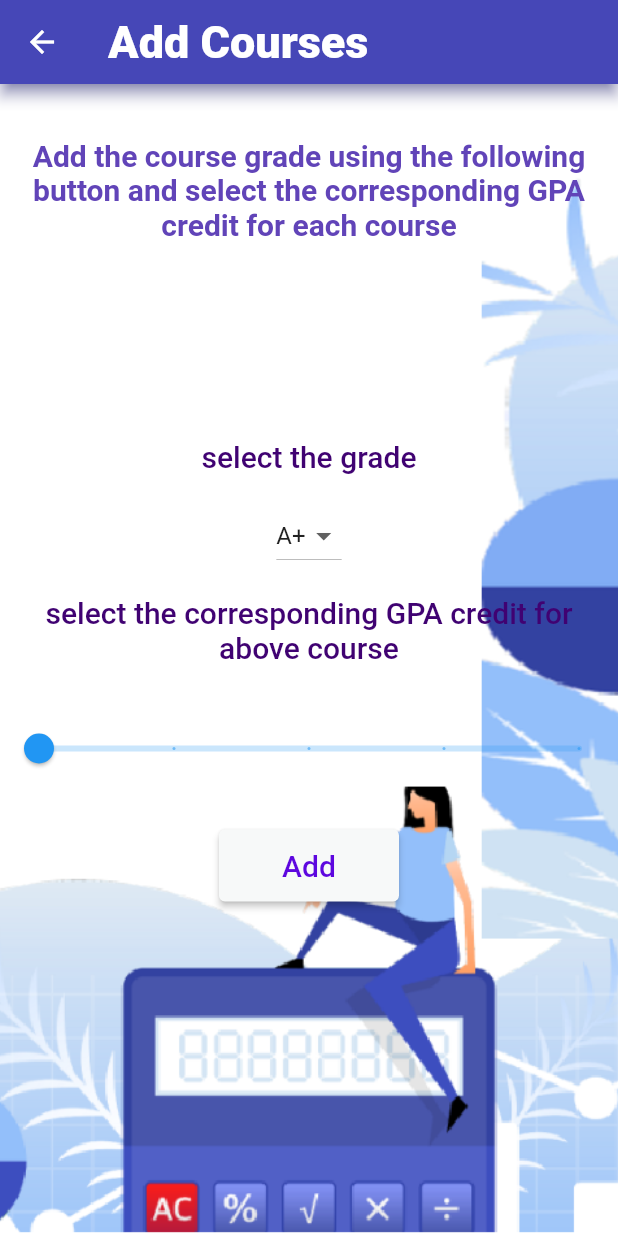
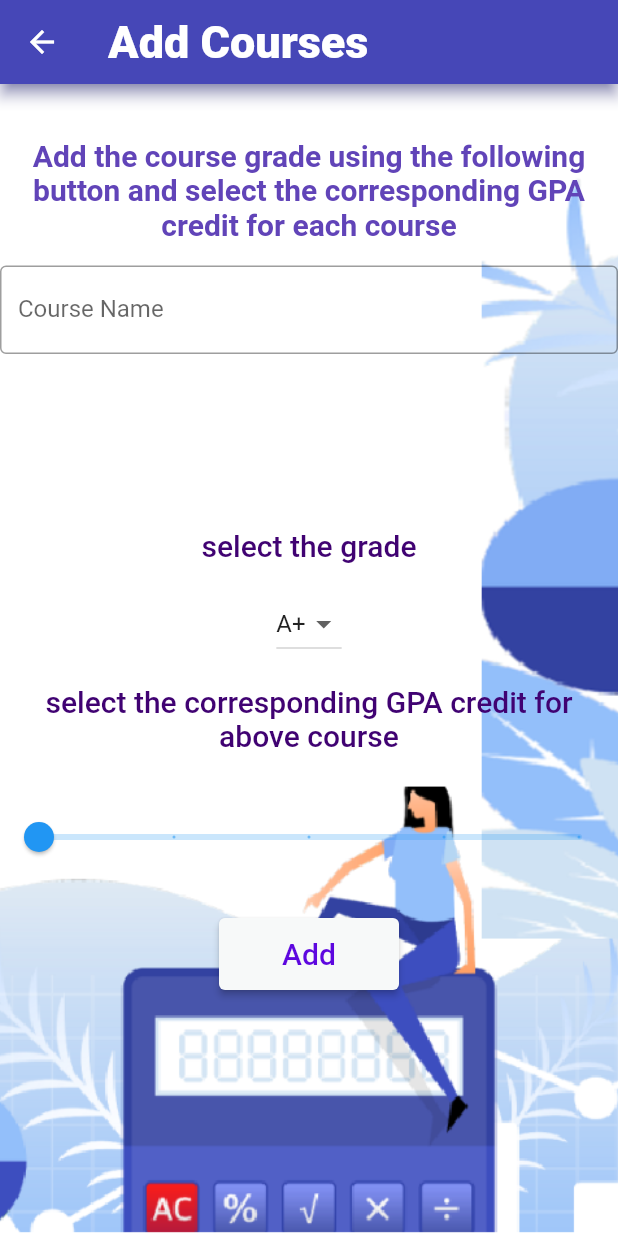
Before and after one commit to nimeshkk/Android_App, a Flutter app: the GpaPage screen opened directly, after a tap on "Add Course", on a phone screen of 412 x 824 dp. Run offline on Flutter 3.47's test engine with Material 2 defaults, Android fonts, the phone set to English and light mode, and no system bars; our stand-ins replace another_carousel_pro, carousel_slider, device_preview, draggable_home, table_calendar; missing offline and left inert: flutter_dismissible_tile.

Commit message:
create gpa course name

```diff
--- a/lib/pages/gpa_pages/course.dart
+++ b/lib/pages/gpa_pages/course.dart
@@ -1,6 +1,9 @@
 class Course {
   final String grade;
-  final int credits;
+  int credits;
+  String courseName; // Add courseName property
 
-  Course(this.grade, this.credits);
+  Course(this.grade, this.credits, this.courseName); // Update constructor
+
+  // Rest of your class code...
 }
--- a/lib/pages/gpa_pages/gpapage.dart
+++ b/lib/pages/gpa_pages/gpapage.dart
@@ -38,14 +38,14 @@ class _GpaPageState extends State<GpaPage> {
                 itemBuilder: (context, index) {
                   return ListTile(
                     title: Text(
-                      'Course ${index + 1}: ${courses[index].grade}',
+                      'Course: ${courses[index].courseName}', // Display course name
                       style: const TextStyle(
                           color: Color.fromARGB(255, 4, 38, 116),
                           fontSize: 20,
                           fontWeight: FontWeight.w500),
                     ),
                     subtitle: Text(
-                      'Credit for course : ${courses[index].credits}',
+                      'Grade: ${courses[index].grade}\nCredit for course: ${courses[index].credits}',
                       style: const TextStyle(
                           color: Color.fromARGB(255, 4, 38, 116),
                           fontSize: 20,
@@ -69,9 +69,8 @@ class _GpaPageState extends State<GpaPage> {
               },
               style: ElevatedButton.styleFrom(
                 primary: const Color.fromARGB(255, 70, 71, 183),
-                fixedSize: const Size(200,
-                    40), // Set the width and height of the button// Set your desired button color
-                // Set the width and height of the button
+                fixedSize: const Size(
+                    200, 40), // Set the width and height of the button
               ),
               child: const Text(
                 'Add Course',
@@ -105,8 +104,8 @@ class _GpaPageState extends State<GpaPage> {
               },
               style: ElevatedButton.styleFrom(
                 primary: const Color.fromARGB(255, 70, 71, 183),
-                fixedSize: const Size(200,
-                    40), // Set the width and height of the button // Set your desired color here
+                fixedSize: const Size(
+                    200, 40), // Set the width and height of the button
               ),
               child: const Text(
                 'Calculate GPA',
--- a/lib/pages/gpa_pages/gpapage1.dart
+++ b/lib/pages/gpa_pages/gpapage1.dart
@@ -9,6 +9,7 @@ class GpaPage1 extends StatefulWidget {
 class _GpaPage1State extends State<GpaPage1> {
   String selectedGrade = 'A+';
   int selectedCredits = 1;
+  String courseName = ''; // Added course name variable
 
   @override
   Widget build(BuildContext context) {
@@ -49,6 +50,20 @@ class _GpaPage1State extends State<GpaPage1> {
                 textAlign: TextAlign.center,
               ),
             ),
+
+            // coures name
+            TextField(
+              onChanged: (value) {
+                setState(() {
+                  courseName = value;
+                });
+              },
+              decoration: const InputDecoration(
+                labelText: "Course Name",
+                border: OutlineInputBorder(),
+              ),
+            ),
+
             const SizedBox(
               height: 100,
             ),
@@ -118,7 +133,8 @@ class _GpaPage1State extends State<GpaPage1> {
             ),
             ElevatedButton(
               onPressed: () {
-                Course course = Course(selectedGrade, selectedCredits);
+                Course course =
+                    Course(selectedGrade, selectedCredits, courseName);
                 Navigator.pop(context, course);
               },
               style: ElevatedButton.styleFrom(
--- a/lib/pages/gpa_pages/grade_calculator.dart
+++ b/lib/pages/gpa_pages/grade_calculator.dart
@@ -1,8 +1,9 @@
 class Course {
   final String grade;
   final int credits;
+  final String courseName;
 
-  Course(this.grade, this.credits);
+  Course(this.grade, this.credits, this.courseName);
 }
 
 final gradePointMap = {
```
